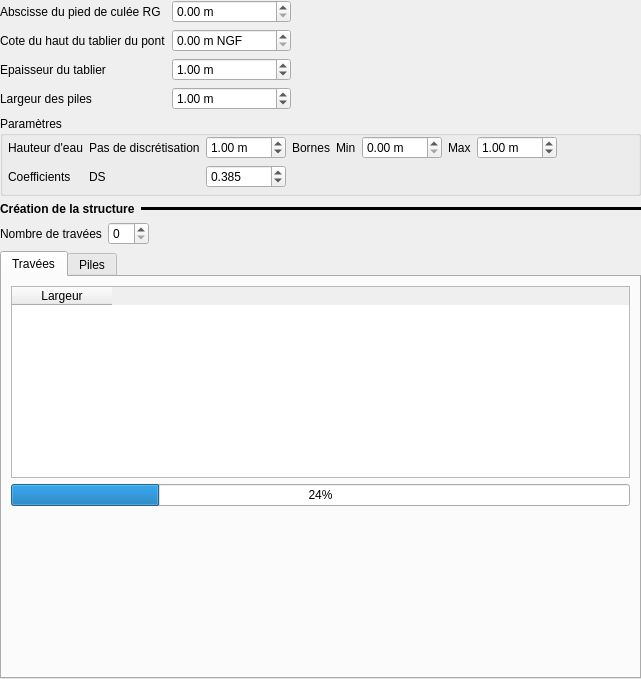
Qt form ui/structures/ui_borda_pc.ui (Artelia/Mascaret) before a commit.
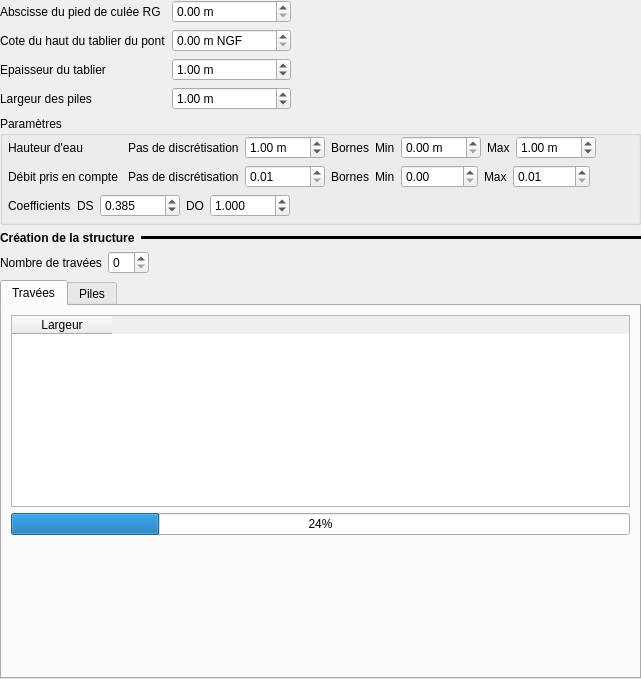
The same form after that commit.

Commit message:
buse law = ok
borda => todo fixed

```diff
--- a/ui/structures/ui_borda_pc.ui
+++ b/ui/structures/ui_borda_pc.ui
@@ -158,6 +158,36 @@
       </property>
       <item>
        <layout class="QGridLayout" name="gridLayout_9">
+        <item row="1" column="1">
+         <widget class="QLabel" name="label_4">
+          <property name="text">
+           <string>Pas de discrétisation</string>
+          </property>
+         </widget>
+        </item>
+        <item row="1" column="0">
+         <widget class="QLabel" name="label_30">
+          <property name="text">
+           <string>Débit pris en compte </string>
+          </property>
+         </widget>
+        </item>
+        <item row="1" column="2">
+         <widget class="QDoubleSpinBox" name="dsb_q_pas">
+          <property name="maximumSize">
+           <size>
+            <width>80</width>
+            <height>16777215</height>
+           </size>
+          </property>
+          <property name="minimum">
+           <double>0.010000000000000</double>
+          </property>
+          <property name="maximum">
+           <double>10000.000000000000000</double>
+          </property>
+         </widget>
+        </item>
         <item row="0" column="2">
          <widget class="QDoubleSpinBox" name="dsb_h_pas">
           <property name="maximumSize">
@@ -270,21 +300,92 @@
           </item>
          </layout>
         </item>
-        <item row="1" column="0">
-         <widget class="QLabel" name="label_3">
+        <item row="1" column="3">
+         <widget class="QLabel" name="label_31">
+          <property name="text">
+           <string>Bornes</string>
+          </property>
+         </widget>
+        </item>
+        <item row="1" column="4">
+         <layout class="QHBoxLayout" name="horizontalLayout_11">
+          <item>
+           <widget class="QLabel" name="label_32">
+            <property name="text">
+             <string>Min</string>
+            </property>
+           </widget>
+          </item>
+          <item>
+           <widget class="QDoubleSpinBox" name="dsb_q_min">
+            <property name="maximumSize">
+             <size>
+              <width>80</width>
+              <height>16777215</height>
+             </size>
+            </property>
+            <property name="maximum">
+             <double>10000.000000000000000</double>
+            </property>
+           </widget>
+          </item>
+          <item>
+           <widget class="QLabel" name="label_33">
+            <property name="text">
+             <string>Max</string>
+            </property>
+           </widget>
+          </item>
+          <item>
+           <widget class="QDoubleSpinBox" name="dsb_q_max">
+            <property name="maximumSize">
+             <size>
+              <width>80</width>
+              <height>16777215</height>
+             </size>
+            </property>
+            <property name="minimum">
+             <double>0.010000000000000</double>
+            </property>
+            <property name="maximum">
+             <double>10000.000000000000000</double>
+            </property>
+           </widget>
+          </item>
+          <item>
+           <spacer name="horizontalSpacer_11">
+            <property name="orientation">
+             <enum>Qt::Horizontal</enum>
+            </property>
+            <property name="sizeHint" stdset="0">
+             <size>
+              <width>40</width>
+              <height>20</height>
+             </size>
+            </property>
+           </spacer>
+          </item>
+         </layout>
+        </item>
+       </layout>
+      </item>
+      <item>
+       <layout class="QHBoxLayout" name="horizontalLayout_13">
+        <item>
+         <widget class="QLabel" name="label_5">
           <property name="text">
            <string>Coefficients</string>
           </property>
          </widget>
         </item>
-        <item row="1" column="1">
-         <widget class="QLabel" name="label_36">
+        <item>
+         <widget class="QLabel" name="label_37">
           <property name="text">
            <string>DS</string>
           </property>
          </widget>
         </item>
-        <item row="1" column="2">
+        <item>
          <widget class="QDoubleSpinBox" name="dsb_ds">
           <property name="maximumSize">
            <size>
@@ -303,6 +404,45 @@
           </property>
          </widget>
         </item>
+        <item>
+         <widget class="QLabel" name="label_38">
+          <property name="text">
+           <string>DO</string>
+          </property>
+         </widget>
+        </item>
+        <item>
+         <widget class="QDoubleSpinBox" name="dsb_do">
+          <property name="maximumSize">
+           <size>
+            <width>80</width>
+            <height>16777215</height>
+           </size>
+          </property>
+          <property name="decimals">
+           <number>3</number>
+          </property>
+          <property name="maximum">
+           <double>10000.000000000000000</double>
+          </property>
+          <property name="value">
+           <double>1.000000000000000</double>
+          </property>
+         </widget>
+        </item>
+        <item>
+         <spacer name="horizontalSpacer_13">
+          <property name="orientation">
+           <enum>Qt::Horizontal</enum>
+          </property>
+          <property name="sizeHint" stdset="0">
+           <size>
+            <width>40</width>
+            <height>20</height>
+           </size>
+          </property>
+         </spacer>
+        </item>
        </layout>
       </item>
      </layout>
```
Left out of the diff: 25 changed lines with no effect on the pictures. The commit also changes 2 other files.
